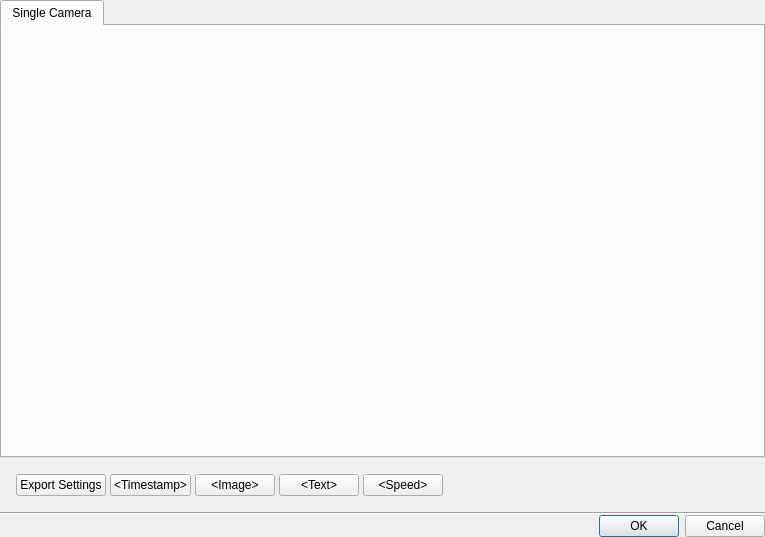
First picture: the form in client/nx_client_desktop/src/nx/client/desktop/export/ui/dialogs/export_settings_dialog.ui, repository networkoptix/nx_open, before the edit.
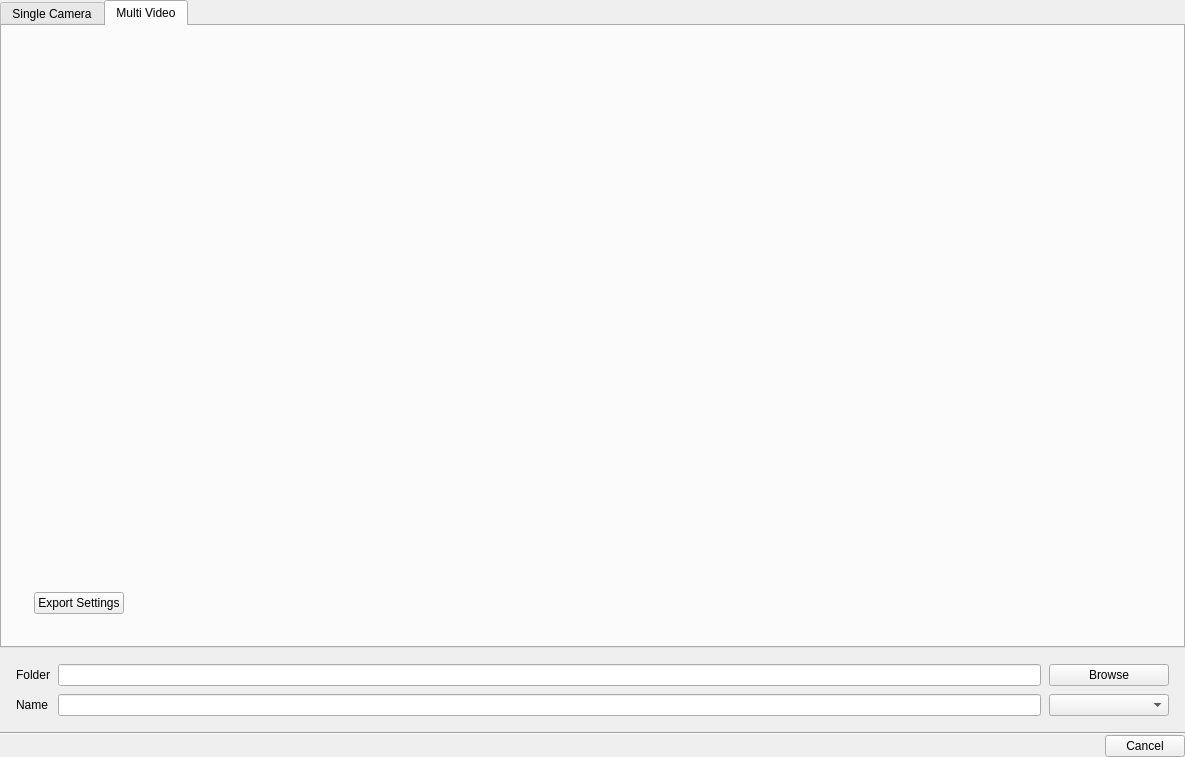
Second picture: the form after the edit. The open tabs and pages were chosen to show the change. Custom widgets are drawn as their Qt base class.

```diff
--- a/client/nx_client_desktop/src/nx/client/desktop/export/ui/dialogs/export_settings_dialog.ui
+++ b/client/nx_client_desktop/src/nx/client/desktop/export/ui/dialogs/export_settings_dialog.ui
@@ -6,12 +6,12 @@
    <rect>
     <x>0</x>
     <y>0</y>
-    <width>765</width>
-    <height>537</height>
+    <width>1185</width>
+    <height>757</height>
    </rect>
   </property>
   <property name="windowTitle">
-   <string>Image View</string>
+   <string>Export Video</string>
   </property>
   <layout class="QVBoxLayout" name="verticalLayout">
    <property name="spacing">
@@ -31,14 +31,17 @@
    </property>
    <item>
     <widget class="QTabWidget" name="tabWidget">
-     <widget class="QWidget" name="singleCameraTab">
+     <property name="currentIndex">
+      <number>0</number>
+     </property>
+     <property name="tabBarAutoHide">
+      <bool>true</bool>
+     </property>
+     <widget class="QWidget" name="cameraTab">
       <attribute name="title">
        <string>Single Camera</string>
       </attribute>
-      <layout class="QHBoxLayout" name="horizontalLayout">
-       <property name="spacing">
-        <number>16</number>
-       </property>
+      <layout class="QGridLayout" name="gridLayout_2">
        <property name="leftMargin">
         <number>16</number>
        </property>
@@ -51,10 +54,13 @@
        <property name="bottomMargin">
         <number>16</number>
        </property>
-       <item>
-        <widget class="QWidget" name="previewWidget" native="true"/>
+       <property name="spacing">
+        <number>8</number>
+       </property>
+       <item row="0" column="0">
+        <widget class="QWidget" name="cameraPreviewWidget" native="true"/>
        </item>
-       <item>
+       <item row="0" column="1">
         <widget class="QStackedWidget" name="stackedWidget">
          <property name="minimumSize">
           <size>
@@ -68,18 +74,17 @@
            <height>16777215</height>
           </size>
          </property>
-         <widget class="nx::client::desktop::ui::ExportSettingsWidget" name="exportSettingsPage"/>
+         <property name="currentIndex">
+          <number>0</number>
+         </property>
+         <widget class="nx::client::desktop::ui::ExportSettingsWidget" name="cameraExportSettingsPage"/>
          <widget class="nx::client::desktop::ui::TimestampOverlaySettingsWidget" name="timestampSettingsPage"/>
          <widget class="nx::client::desktop::ui::ImageOverlaySettingsWidget" name="imageSettingsPage"/>
          <widget class="nx::client::desktop::ui::TextOverlaySettingsWidget" name="textSettingsPage"/>
          <widget class="nx::client::desktop::ui::RapidReviewSettingsWidget" name="rapidReviewSettingsPage"/>
         </widget>
        </item>
-      </layout>
-     </widget>
-    </widget>
-   </item>
-   <item>
+       <item row="1" column="0" colspan="2">
     <widget class="QWidget" name="buttonsWidget" native="true">
      <layout class="QHBoxLayout" name="horizontalLayout_2">
       <property name="spacing">
@@ -98,7 +103,7 @@
        <number>16</number>
       </property>
       <item>
-       <widget class="nx::client::desktop::ui::SelectableTextButton" name="exportSettingsButton">
+           <widget class="nx::client::desktop::ui::SelectableTextButton" name="cameraExportSettingsButton">
         <property name="text">
          <string>Export Settings</string>
         </property>
@@ -169,6 +174,176 @@
      </layout>
     </widget>
    </item>
+      </layout>
+     </widget>
+     <widget class="QWidget" name="layoutTab">
+      <attribute name="title">
+       <string>Multi Video</string>
+      </attribute>
+      <layout class="QGridLayout" name="gridLayout_3">
+       <property name="leftMargin">
+        <number>16</number>
+       </property>
+       <property name="topMargin">
+        <number>16</number>
+       </property>
+       <property name="rightMargin">
+        <number>16</number>
+       </property>
+       <property name="bottomMargin">
+        <number>16</number>
+       </property>
+       <property name="spacing">
+        <number>8</number>
+       </property>
+       <item row="0" column="0">
+        <widget class="QWidget" name="layoutPreviewWidget" native="true"/>
+       </item>
+       <item row="0" column="1">
+        <widget class="QStackedWidget" name="layoutExportSettingsWidget">
+         <property name="minimumSize">
+          <size>
+           <width>280</width>
+           <height>0</height>
+          </size>
+         </property>
+         <property name="maximumSize">
+          <size>
+           <width>280</width>
+           <height>16777215</height>
+          </size>
+         </property>
+         <property name="currentIndex">
+          <number>0</number>
+         </property>
+         <widget class="QWidget" name="layoutExportSettingsPage"/>
+        </widget>
+       </item>
+       <item row="1" column="0" colspan="2">
+        <widget class="QWidget" name="layoutButtonsWidget" native="true">
+         <layout class="QHBoxLayout" name="horizontalLayout_4">
+          <property name="spacing">
+           <number>4</number>
+          </property>
+          <property name="leftMargin">
+           <number>16</number>
+          </property>
+          <property name="topMargin">
+           <number>16</number>
+          </property>
+          <property name="rightMargin">
+           <number>16</number>
+          </property>
+          <property name="bottomMargin">
+           <number>16</number>
+          </property>
+          <item>
+           <widget class="nx::client::desktop::ui::SelectableTextButton" name="layoutExportSettingsButton">
+            <property name="text">
+             <string>Export Settings</string>
+            </property>
+           </widget>
+          </item>
+          <item>
+           <spacer name="horizontalSpacer_2">
+            <property name="orientation">
+             <enum>Qt::Horizontal</enum>
+            </property>
+            <property name="sizeHint" stdset="0">
+             <size>
+              <width>40</width>
+              <height>20</height>
+             </size>
+            </property>
+           </spacer>
+          </item>
+         </layout>
+        </widget>
+       </item>
+      </layout>
+     </widget>
+    </widget>
+   </item>
+   <item>
+    <widget class="QnPanel" name="filePathPanel" native="true">
+     <layout class="QGridLayout" name="gridLayout">
+      <property name="leftMargin">
+       <number>16</number>
+      </property>
+      <property name="topMargin">
+       <number>16</number>
+      </property>
+      <property name="rightMargin">
+       <number>16</number>
+      </property>
+      <property name="bottomMargin">
+       <number>16</number>
+      </property>
+      <property name="spacing">
+       <number>8</number>
+      </property>
+      <item row="0" column="0">
+       <widget class="QLabel" name="folderLabel">
+        <property name="text">
+         <string>Folder</string>
+        </property>
+       </widget>
+      </item>
+      <item row="0" column="1">
+       <widget class="QLineEdit" name="folderLineEdit">
+        <property name="readOnly">
+         <bool>true</bool>
+        </property>
+       </widget>
+      </item>
+      <item row="1" column="0">
+       <widget class="QLabel" name="fileNameLabel">
+        <property name="text">
+         <string>Name</string>
+        </property>
+       </widget>
+      </item>
+      <item row="0" column="2">
+       <widget class="QPushButton" name="browseFolderButton">
+        <property name="minimumSize">
+         <size>
+          <width>120</width>
+          <height>0</height>
+         </size>
+        </property>
+        <property name="maximumSize">
+         <size>
+          <width>120</width>
+          <height>16777215</height>
+         </size>
+        </property>
+        <property name="text">
+         <string>Browse</string>
+        </property>
+       </widget>
+      </item>
+      <item row="1" column="1">
+       <widget class="QLineEdit" name="fileNameLineEdit"/>
+      </item>
+      <item row="1" column="2">
+       <widget class="QComboBox" name="formatComboBox">
+        <property name="minimumSize">
+         <size>
+          <width>120</width>
+          <height>0</height>
+         </size>
+        </property>
+        <property name="maximumSize">
+         <size>
+          <width>120</width>
+          <height>16777215</height>
+         </size>
+        </property>
+       </widget>
+      </item>
+     </layout>
+    </widget>
+   </item>
    <item>
     <widget class="Line" name="line">
      <property name="orientation">
@@ -182,7 +357,7 @@
       <enum>Qt::Horizontal</enum>
      </property>
      <property name="standardButtons">
-      <set>QDialogButtonBox::Cancel|QDialogButtonBox::Ok</set>
+      <set>QDialogButtonBox::Cancel</set>
      </property>
     </widget>
    </item>
@@ -224,6 +399,12 @@
    <header location="global">nx/client/desktop/export/ui/widgets/rapid_review_settings_widget.h</header>
    <container>1</container>
   </customwidget>
+  <customwidget>
+   <class>QnPanel</class>
+   <extends>QWidget</extends>
+   <header location="global">ui/widgets/common/panel.h</header>
+   <container>1</container>
+  </customwidget>
  </customwidgets>
  <resources/>
  <connections>
```
Lines whose indentation alone changed are shown as unchanged.
